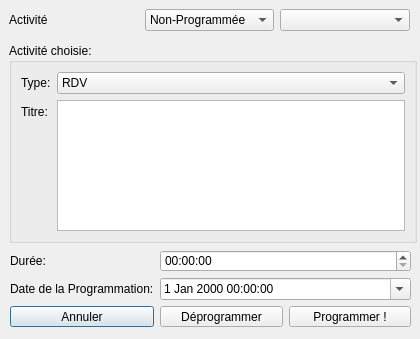
First picture: the form in Project_Calendar/GUI/programmationactivite.ui, repository Stardust1002/Project_Calendar, before the edit.
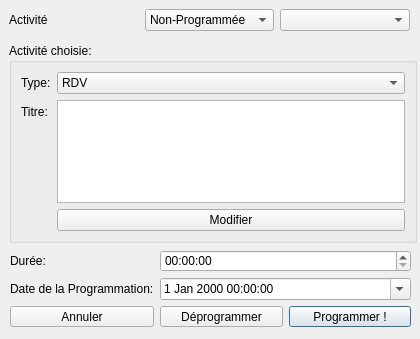
Second picture: the form after the edit.

Diff of the .ui file:
```diff
--- a/Project_Calendar/GUI/programmationactivite.ui
+++ b/Project_Calendar/GUI/programmationactivite.ui
@@ -79,6 +79,16 @@
       </property>
      </widget>
     </item>
+    <item row="2" column="1">
+     <widget class="QPushButton" name="pushButton">
+      <property name="text">
+       <string>Modifier</string>
+      </property>
+      <property name="autoDefault">
+       <bool>false</bool>
+      </property>
+     </widget>
+    </item>
    </layout>
   </widget>
   <widget class="QWidget" name="layoutWidget">
@@ -160,6 +170,12 @@
       <property name="text">
        <string>Programmer !</string>
       </property>
+      <property name="autoDefault">
+       <bool>false</bool>
+      </property>
+      <property name="default">
+       <bool>true</bool>
+      </property>
      </widget>
     </item>
     <item row="0" column="0">
```
